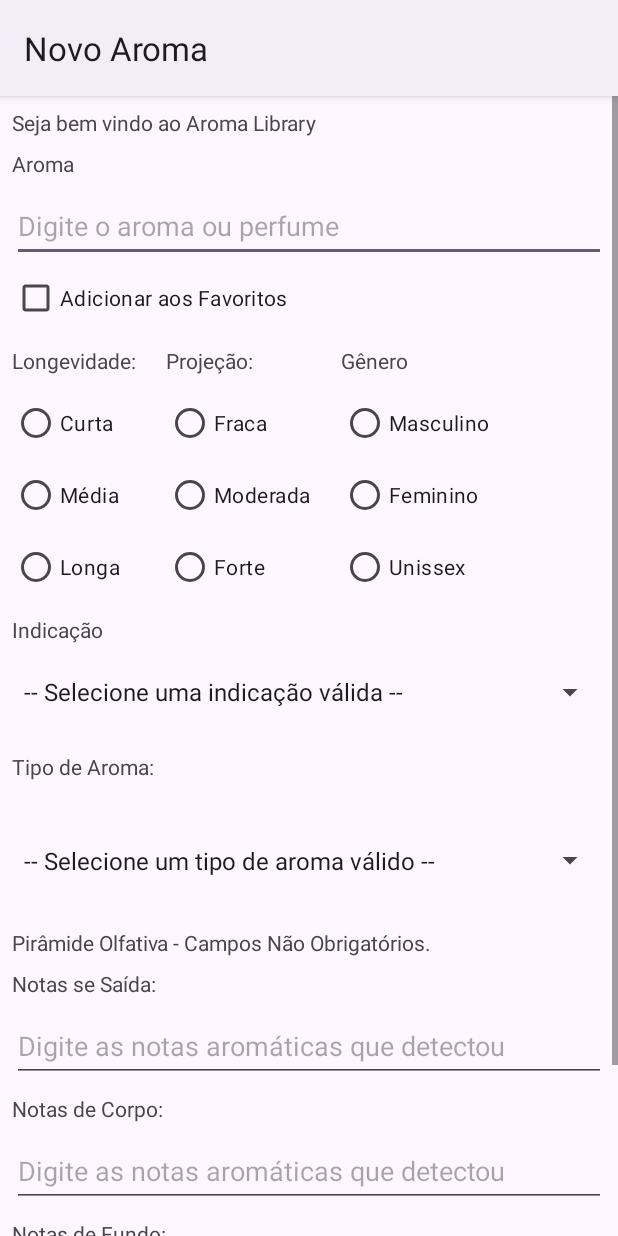
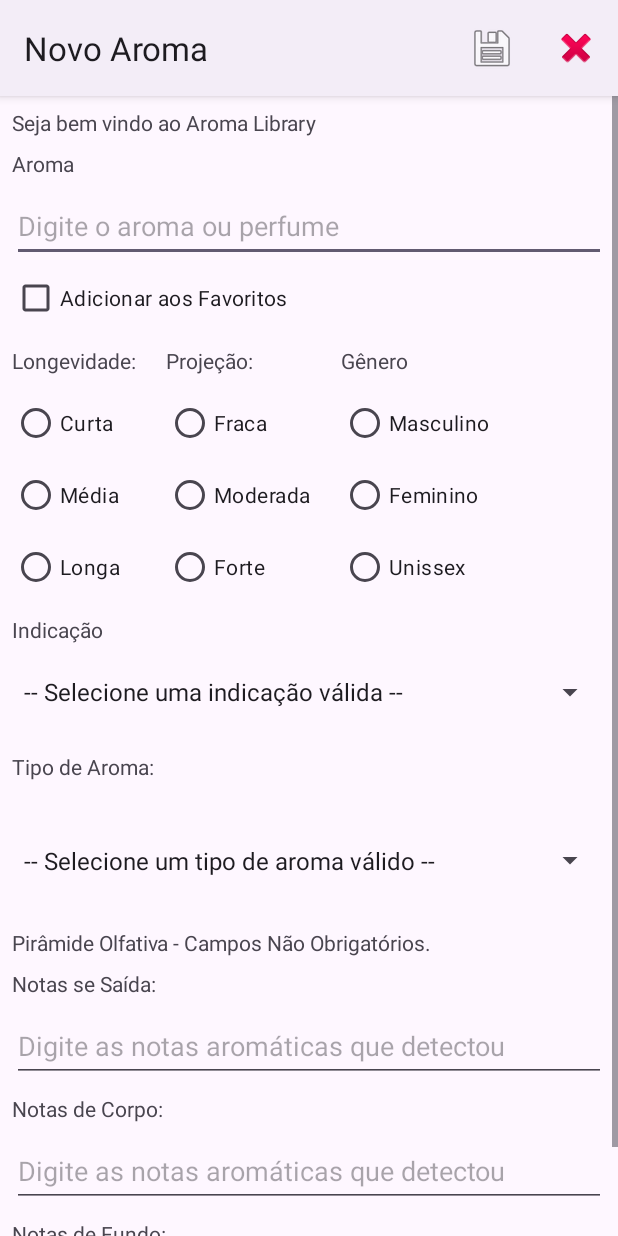
Before and after one commit to Cyber-Barbarian/aroma-library, an Android app: the screen it shows after launch (AromaLibraryActivity), after a tap on "Adcionar", on a phone screen of 412 x 824 dp. Run offline under Robolectric (Android 15) with nearby library versions, the phone set to English and light mode, and no system bars.

Commit message:
Menus de Opções

```diff
--- a/app/src/main/java/br/edu/utfpr/rafaelproenca/aroma_library/AromasActivity.java
+++ b/app/src/main/java/br/edu/utfpr/rafaelproenca/aroma_library/AromasActivity.java
@@ -2,6 +2,9 @@ package br.edu.utfpr.rafaelproenca.aroma_library;
 
 import android.content.Intent;
 import android.os.Bundle;
+import android.view.Menu;
+import android.view.MenuInflater;
+import android.view.MenuItem;
 import android.view.View;
 import android.widget.AdapterView;
 import android.widget.ListView;
@@ -12,6 +15,7 @@ import androidx.activity.result.ActivityResultCallback;
 import androidx.activity.result.ActivityResultLauncher;
 import androidx.activity.result.contract.ActivityResultContract;
 import androidx.activity.result.contract.ActivityResultContracts;
+import androidx.annotation.NonNull;
 import androidx.appcompat.app.AppCompatActivity;
 
 import java.util.ArrayList;
@@ -107,7 +111,7 @@ public class AromasActivity extends AppCompatActivity {
         listViewAromas.setAdapter(adapterAroma);
 
     }
-    public void abrirSobre(View view){
+    public void abrirSobre(){
         Intent intentAbertura = new Intent(this, SobreActivity.class);
         //se quiser passar parâmetros
         //intentAbertura.putExtra()
@@ -147,12 +151,37 @@ public class AromasActivity extends AppCompatActivity {
                     }
                 }
             });
-    public void abrirAdicionar(View view){
+    public void abrirAdicionar(){
 
         Intent intentAbertura = new Intent(this,AromaLibraryActivity.class);
         laucherNovoAroma.launch(intentAbertura);
 
     }
 
+    //cria o menu fixo
+    @Override
+    public boolean onCreateOptionsMenu(Menu menu) {
+        getMenuInflater().inflate(R.menu.aromas_opcoes, menu);
+        return true;
+    }
+
+    //um metodo so pra todos os menus items
+    @Override
+    public boolean onOptionsItemSelected(@NonNull MenuItem item) {
+        int idMenuItem = item.getItemId();
+        if (idMenuItem == R.id.menuItemAdicionar){
+            abrirAdicionar();
+            return true;
+        }else if (idMenuItem == R.id.menuItemSobre){
+            abrirSobre();
+            return true;
+        }else {
+            return super.onOptionsItemSelected(item);
+        }
+    }
+
+
+
+
 
 }
--- a/app/src/main/res/layout/activity_main.xml
+++ b/app/src/main/res/layout/activity_main.xml
@@ -202,27 +202,6 @@
             app:layout_constraintStart_toStartOf="parent"
             app:layout_constraintTop_toBottomOf="@+id/textViewTipoDeAroma" />
 
-        <Button
-            android:id="@+id/buttonSalvar"
-            android:layout_width="wrap_content"
-            android:layout_height="wrap_content"
-            android:layout_marginStart="36dp"
-            android:layout_marginTop="508dp"
-            android:onClick="salvarValores"
-            android:text="@string/buttonSalvar"
-            app:layout_constraintStart_toStartOf="parent"
-            app:layout_constraintTop_toBottomOf="@+id/radioGroupLongevidade" />
-
-        <Button
-            android:id="@+id/buttonLimpar"
-            android:layout_width="wrap_content"
-            android:layout_height="wrap_content"
-            android:layout_marginStart="48dp"
-            android:onClick="limparCampos"
-            android:text="@string/buttonLimpar"
-            app:layout_constraintStart_toEndOf="@+id/buttonSalvar"
-            app:layout_constraintTop_toTopOf="@+id/buttonSalvar" />
-
         <TextView
             android:id="@+id/textViewTipoDeAroma"
             android:layout_width="wrap_content"
--- /dev/null
+++ b/app/src/main/res/menu/aroma_library_opcoes.xml
@@ -0,0 +1,17 @@
+<?xml version="1.0" encoding="utf-8"?>
+<menu xmlns:app="http://schemas.android.com/apk/res-auto"
+    xmlns:android="http://schemas.android.com/apk/res/android">
+
+    <group >
+        <item
+            android:id="@+id/menuItemSalvar"
+            android:icon="@android:drawable/ic_menu_save"
+            android:title="@string/buttonSalvar"
+            app:showAsAction="ifRoom" />
+        <item
+            android:id="@+id/menuItemLimpar"
+            android:icon="@android:drawable/ic_delete"
+            android:title="@string/buttonLimpar"
+            app:showAsAction="ifRoom" />
+    </group>
+</menu>
--- /dev/null
+++ b/app/src/main/res/menu/aromas_opcoes.xml
@@ -0,0 +1,15 @@
+<?xml version="1.0" encoding="utf-8"?>
+<menu xmlns:app="http://schemas.android.com/apk/res-auto"
+    xmlns:android="http://schemas.android.com/apk/res/android">
+
+    <group >
+        <item
+            android:id="@+id/menuItemAdicionar"
+            android:icon="@android:drawable/ic_menu_add"
+            android:title="@string/adicionar"
+            app:showAsAction="ifRoom" />
+        <item
+            android:id="@+id/menuItemSobre"
+            android:title="@string/sobre" />
+    </group>
+</menu>
```
Also changed, not shown: app/src/main/java/br/edu/utfpr/rafaelproenca/aroma_library/AromaLibraryActivity.java (+27 -2 lines), app/src/main/res/drawable-anydpi/ic_action_clear.xml (added, +11 -0 lines), app/src/main/res/layout/activity_aromas.xml (+1 -32 lines), app/src/main/res/drawable-hdpi/ic_action_clear.png (added), app/src/main/res/drawable-mdpi/ic_action_clear.png (added), app/src/main/res/drawable-xhdpi/ic_action_clear.png (added), app/src/main/res/drawable-xxhdpi/ic_action_clear.png (added), app/src/main/res/drawable/clean.png (added).
